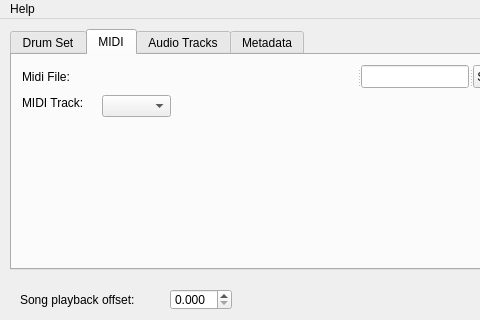
Above: ui/ParadiddleUtilities.ui from emretanirgan/ParadiddleUtilities before the change; both pictures show x 0 to 480 and y 0 to 320 of the 602 by 446 pixel window. Below: the same form after it.
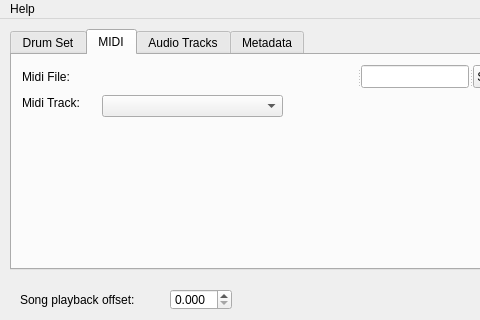
That is the form after the change. The open tabs and pages were chosen to show the change.

Diff of the .ui file:
```diff
--- a/ui/ParadiddleUtilities.ui
+++ b/ui/ParadiddleUtilities.ui
@@ -245,7 +245,7 @@
        </rect>
       </property>
       <property name="text">
-       <string>MIDI Track:</string>
+       <string>Midi Track:</string>
       </property>
      </widget>
      <widget class="QComboBox" name="comboBox">
@@ -253,10 +253,15 @@
        <rect>
         <x>90</x>
         <y>40</y>
-        <width>69</width>
+        <width>181</width>
         <height>22</height>
        </rect>
       </property>
+      <property name="font">
+       <font>
+        <underline>false</underline>
+       </font>
+      </property>
       <property name="editable">
        <bool>false</bool>
       </property>
```
Left out of the diff: 8 changed lines with no effect on the pictures.
